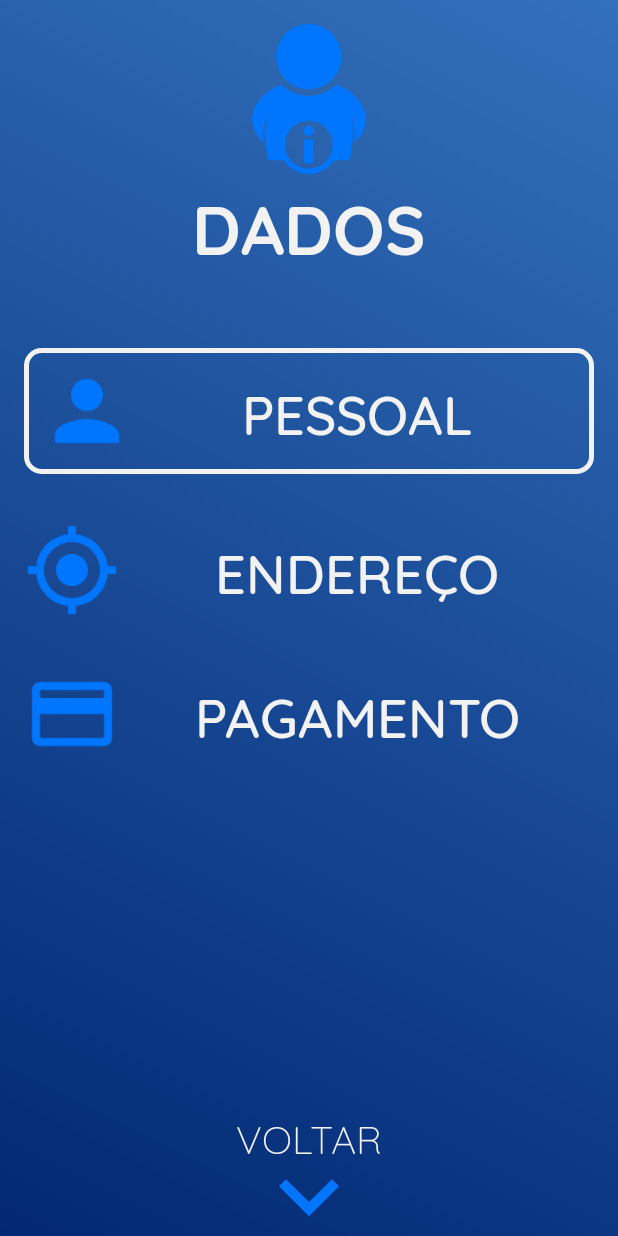
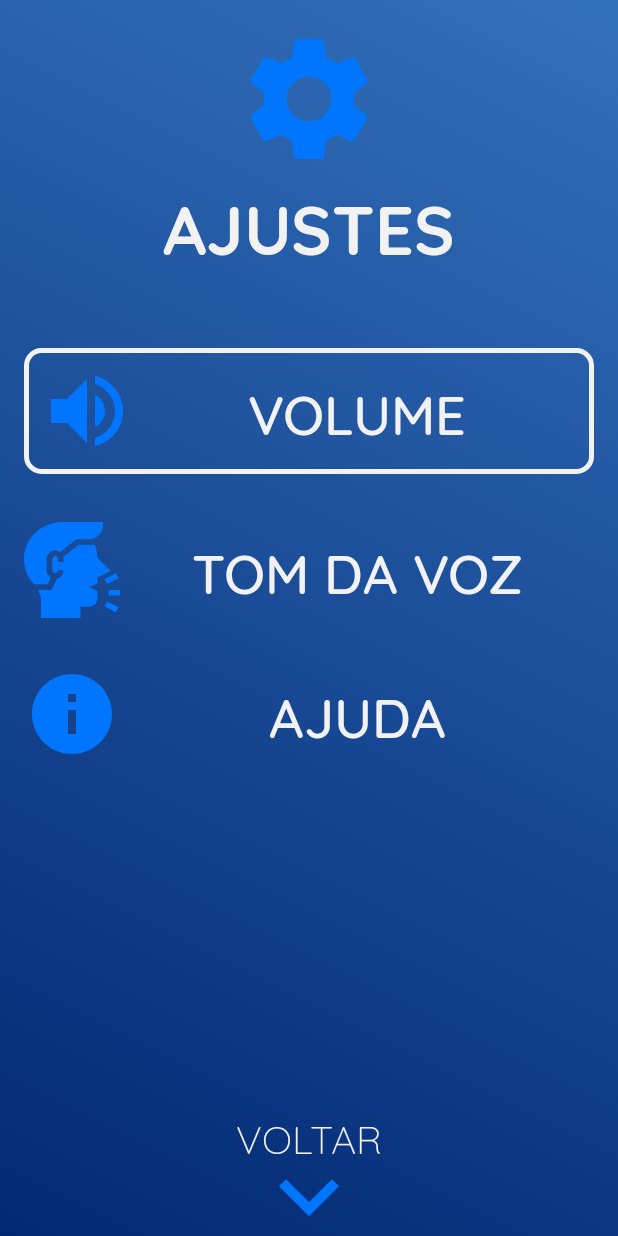
Before and after one commit to kzeca/Nowill, an Android app: the layout activity_config.xml on its own in the app's theme, with its tools: preview values and no code run, on a phone screen of 412 x 824 dp. Run offline under Robolectric (Android 15) with nearby library versions, the phone set to English and light mode, and no system bars.

Commit message:
Add Config Screen

```diff
--- /dev/null
+++ b/NowillMobile/app/src/main/res/drawable/ic_breathable.xml
@@ -0,0 +1,21 @@
+<vector xmlns:android="http://schemas.android.com/apk/res/android"
+    android:width="511dp"
+    android:height="511dp"
+    android:viewportWidth="511.99966"
+    android:viewportHeight="511">
+  <path
+      android:fillColor="#0076FF"
+      android:pathData="m490.293,273.063 l13.418,26.836 -60,30 -13.418,-26.836zM490.293,273.063"/>
+  <path
+      android:fillColor="#0076FF"
+      android:pathData="m452,361.496h60v30h-60zM452,361.496"/>
+  <path
+      android:fillColor="#0076FF"
+      android:pathData="m490.297,479.93 l-59.996,-29.996 13.418,-26.836 59.996,30zM490.297,479.93"/>
+  <path
+      android:fillColor="#0076FF"
+      android:pathData="m144.484,296.004c-13.988,-7.645 -23.48,-22.484 -23.48,-39.508v-60c0,-24.813 20.188,-44.996 45,-44.996 9.91,0 19,3.316 26.441,8.766l88.414,-68.766h66.145c41.422,0 74.996,-34.582 74.996,-76v-15h-218.234c-109.832,0 -201.77,86.824 -203.73,192.309 -0.938,50.242 17.195,98.215 51.035,135.086 1.055,1.148 2.789,2.434 3.805,3.602h71.855zM144.484,296.004"/>
+  <path
+      android:fillColor="#0076FF"
+      android:pathData="m376.793,121.5h-85.648l-81.781,63.609c0.965,3.66 1.641,7.43 1.641,11.391v15h-30v-15c0,-8.277 -6.723,-15 -15,-15s-15,6.723 -15,15v60c0,8.273 6.723,15 15,15s15,-6.734 15,-15.012h30c0,21.418 -15.066,39.332 -35.145,43.848l-30.582,61.16h-70.059c9.836,18.758 15.668,38.621 15.785,58.711v92.289h210v-61h46c24.813,0 44.996,-20.184 44.996,-45v-39.273l-41.453,-20.727 41.453,-20.727v-30l70.328,-35.156 -70.43,-70.43c-0.766,-23.773 -6.047,-46.953 -15.105,-68.684zM376.793,121.5"/>
+</vector>
--- /dev/null
+++ b/NowillMobile/app/src/main/res/drawable/ic_info_black_24dp.xml
@@ -0,0 +1,5 @@
+<vector android:height="24dp" android:tint="#0076FF"
+    android:viewportHeight="24.0" android:viewportWidth="24.0"
+    android:width="24dp" xmlns:android="http://schemas.android.com/apk/res/android">
+    <path android:fillColor="#FF000000" android:pathData="M12,2C6.48,2 2,6.48 2,12s4.48,10 10,10 10,-4.48 10,-10S17.52,2 12,2zM13,17h-2v-6h2v6zM13,9h-2L11,7h2v2z"/>
+</vector>
--- /dev/null
+++ b/NowillMobile/app/src/main/res/drawable/ic_volume_up_black_24dp.xml
@@ -0,0 +1,5 @@
+<vector android:height="24dp" android:tint="#0076FF"
+    android:viewportHeight="24.0" android:viewportWidth="24.0"
+    android:width="24dp" xmlns:android="http://schemas.android.com/apk/res/android">
+    <path android:fillColor="#FF000000" android:pathData="M3,9v6h4l5,5L12,4L7,9L3,9zM16.5,12c0,-1.77 -1.02,-3.29 -2.5,-4.03v8.05c1.48,-0.73 2.5,-2.25 2.5,-4.02zM14,3.23v2.06c2.89,0.86 5,3.54 5,6.71s-2.11,5.85 -5,6.71v2.06c4.01,-0.91 7,-4.49 7,-8.77s-2.99,-7.86 -7,-8.77z"/>
+</vector>
--- a/NowillMobile/app/src/main/res/layout/activity_dados.xml
+++ b/NowillMobile/app/src/main/res/layout/activity_config.xml
@@ -4,44 +4,43 @@
     xmlns:tools="http://schemas.android.com/tools"
     android:layout_width="match_parent"
     android:layout_height="match_parent"
-    tools:context=".DadosActivity"
+    tools:context=".ConfigActivity"
     android:background="@drawable/gradient_list"
-    android:id="@+id/activity_dados_layout">
+    android:id="@+id/activity_config_layout">
 
     <ImageView
-        android:id="@+id/imageView2"
+        android:id="@+id/imageView10"
         android:layout_width="100dp"
         android:layout_height="100dp"
         android:layout_marginTop="16dp"
-        android:src="@drawable/ic_user_info"
+        android:src="@drawable/ic_settings_black_24dp"
         app:layout_constraintEnd_toEndOf="parent"
-        app:layout_constraintHorizontal_bias="0.501"
         app:layout_constraintStart_toStartOf="parent"
         app:layout_constraintTop_toTopOf="parent" />
 
     <TextView
-        android:id="@+id/textView"
+        android:id="@+id/textView2"
         android:layout_width="wrap_content"
         android:layout_height="wrap_content"
         android:fontFamily="@font/quicksand_bold"
-        android:text="DADOS"
+        android:text="AJUSTES"
         android:textColor="#f2f2f2"
         android:textSize="45sp"
         app:layout_constraintEnd_toEndOf="parent"
         app:layout_constraintStart_toStartOf="parent"
-        app:layout_constraintTop_toBottomOf="@+id/imageView2" />
+        app:layout_constraintTop_toBottomOf="@+id/imageView10" />
 
     <LinearLayout
         android:layout_width="match_parent"
         android:layout_height="wrap_content"
+        android:orientation="vertical"
         android:layout_marginTop="32dp"
-        android:orientation="vertical"
         app:layout_constraintEnd_toEndOf="parent"
         app:layout_constraintStart_toStartOf="parent"
-        app:layout_constraintTop_toBottomOf="@+id/textView">
+        app:layout_constraintTop_toBottomOf="@+id/textView2">
 
         <LinearLayout
-            android:id="@+id/activity_dados_layout_nome"
+            android:id="@+id/activity_config_layout_volume"
             android:layout_width="match_parent"
             android:layout_height="wrap_content"
             android:layout_margin="16dp"
@@ -51,21 +50,21 @@
             <ImageView
                 android:layout_width="64dp"
                 android:layout_height="64dp"
-                android:src="@drawable/ic_person" />
+                android:src="@drawable/ic_volume_up_black_24dp" />
 
             <TextView
                 android:layout_width="match_parent"
                 android:layout_height="match_parent"
                 android:fontFamily="@font/quicksand_medium"
                 android:gravity="center"
-                android:text="PESSOAL"
+                android:text="VOLUME"
                 android:textColor="#f2f2f2"
                 android:textSize="36sp" />
 
         </LinearLayout>
 
         <LinearLayout
-            android:id="@+id/activity_dados_layout_endereco"
+            android:id="@+id/activity_config_layout_tom"
             android:layout_width="match_parent"
             android:layout_height="wrap_content"
             android:layout_margin="16dp"
@@ -74,21 +73,21 @@
             <ImageView
                 android:layout_width="64dp"
                 android:layout_height="64dp"
-                android:src="@drawable/ic_my_location" />
+                android:src="@drawable/ic_breathable" />
 
             <TextView
                 android:layout_width="match_parent"
                 android:layout_height="match_parent"
                 android:fontFamily="@font/quicksand_medium"
                 android:gravity="center"
-                android:text="ENDEREÇO"
+                android:text="TOM DA VOZ"
                 android:textColor="#f2f2f2"
                 android:textSize="36sp" />
 
         </LinearLayout>
 
         <LinearLayout
-            android:id="@+id/activity_dados_layout_pagamento"
+            android:id="@+id/activity_config_layout_info"
             android:layout_width="match_parent"
             android:layout_height="wrap_content"
             android:layout_margin="16dp"
@@ -97,14 +96,14 @@
             <ImageView
                 android:layout_width="64dp"
                 android:layout_height="64dp"
-                android:src="@drawable/ic_payment" />
+                android:src="@drawable/ic_info_black_24dp" />
 
             <TextView
                 android:layout_width="match_parent"
                 android:layout_height="match_parent"
                 android:fontFamily="@font/quicksand_medium"
                 android:gravity="center"
-                android:text="PAGAMENTO"
+                android:text="AJUDA"
                 android:textColor="#f2f2f2"
                 android:textSize="36sp" />
 
@@ -134,4 +133,5 @@
         app:layout_constraintEnd_toEndOf="parent"
         app:layout_constraintStart_toStartOf="parent" />
 
+
 </androidx.constraintlayout.widget.ConstraintLayout>
```
Also changed, not shown: NowillMobile/app/src/main/AndroidManifest.xml (+5 -3 lines), NowillMobile/app/src/main/java/com/fmm/nowillmobile/ConfigActivity.java (added, +105 -0 lines), NowillMobile/app/src/main/java/com/fmm/nowillmobile/SearchScreen.java (+4 -11 lines), NowillMobile/app/src/main/res/layout/activity_search.xml (+7 -7 lines).
